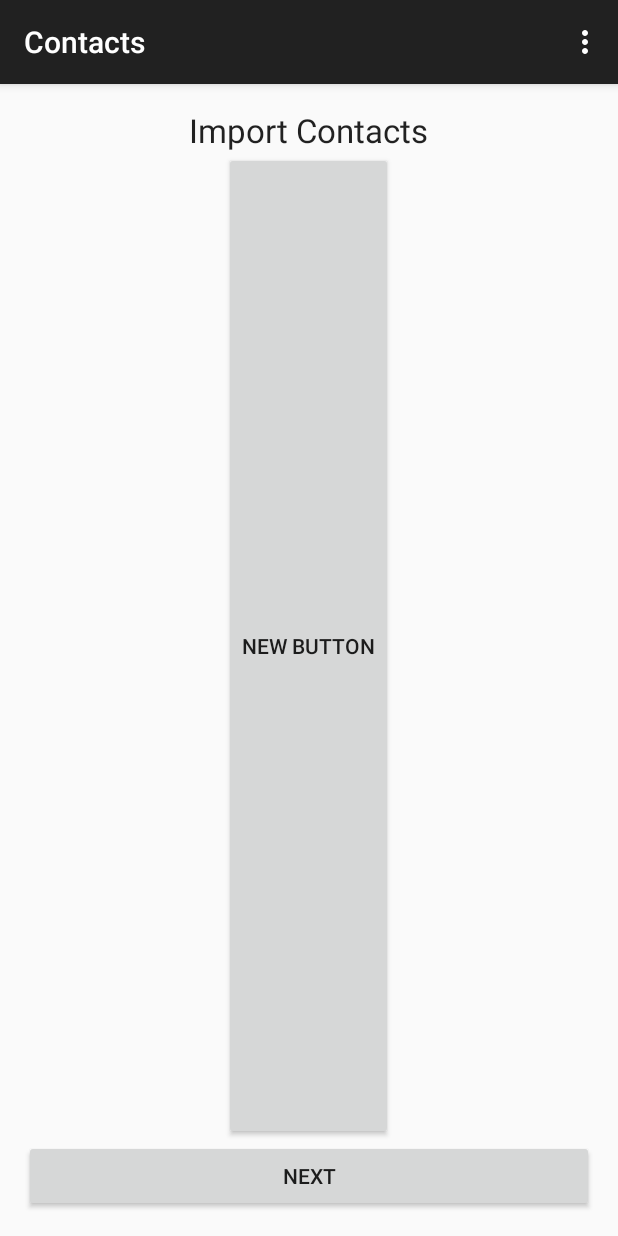
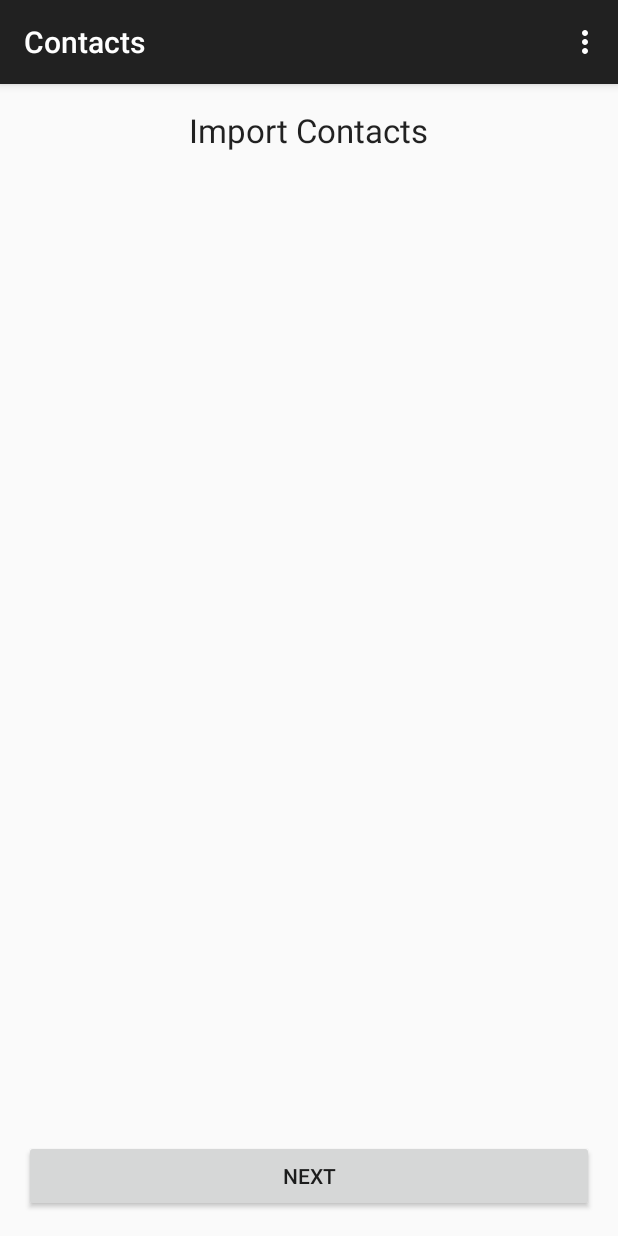
Before and after one commit to juliewiederhold/capstone, an Android app: the Contacts screen opened directly, with no data from a screen before it, on a phone screen of 412 x 824 dp. Run offline under Robolectric (Android 15) with nearby library versions, the phone set to English and light mode, and no system bars; 1 statement that could not run was skipped.

Commit message:
no message
Signed-off-by: Akashk Puri <akashkpuri@gmail.com>

```diff
--- a/app/src/main/res/layout/activity_contacts.xml
+++ b/app/src/main/res/layout/activity_contacts.xml
@@ -29,13 +29,4 @@
         android:layout_height="wrap_content"
         android:id="@+id/listView" />
 
-    <Button
-        android:layout_width="wrap_content"
-        android:layout_height="wrap_content"
-        android:text="New Button"
-        android:id="@+id/contactListView"
-        android:layout_centerHorizontal="true"
-        android:layout_below="@+id/textView2"
-        android:layout_above="@+id/contactsNext" />
-
 </RelativeLayout>
```
Also changed, not shown: 1 other file.
